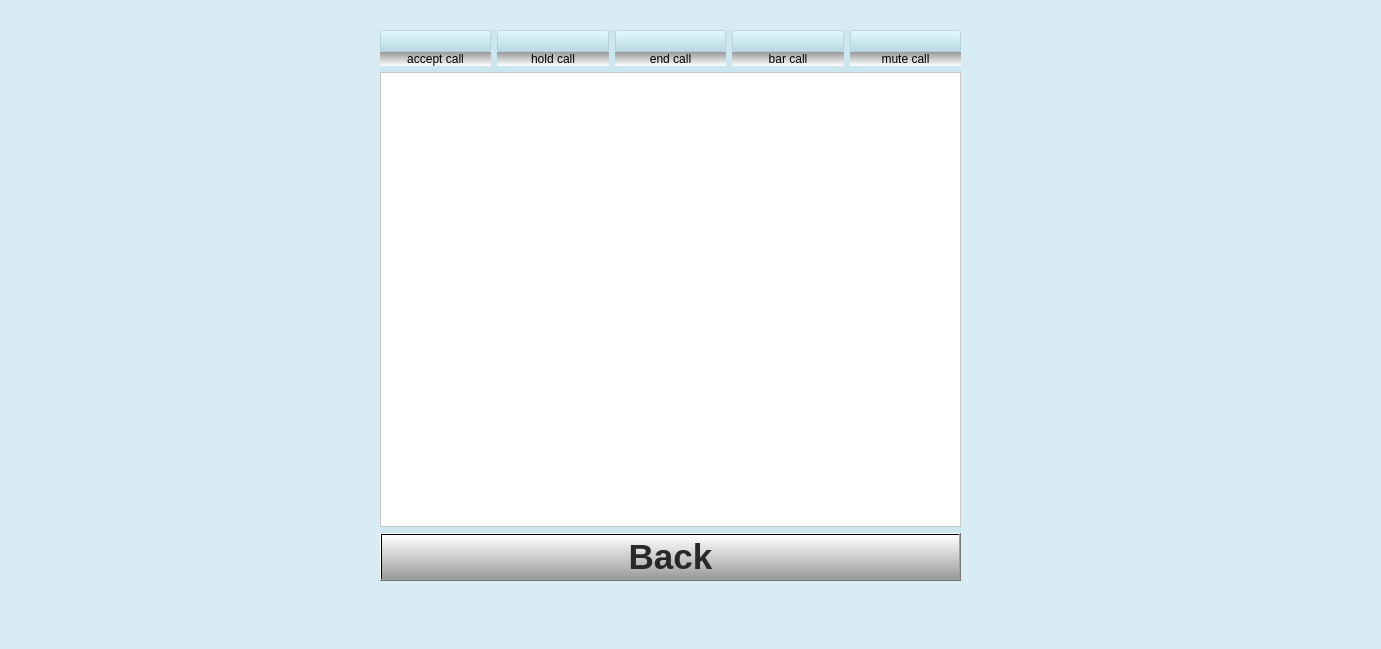
The window that etu.ui (gurpartap007/qtmop) describes before a commit, drawn with Qt 5.
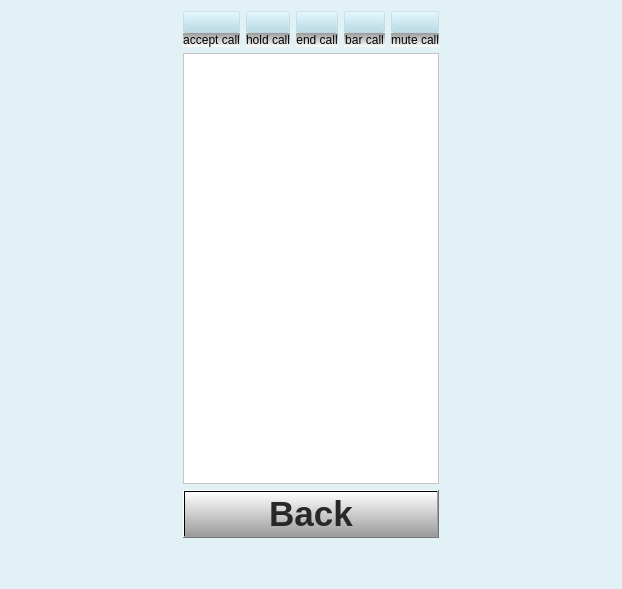
The same window after the commit. Icons and pictures are not drawn.

The edit to the form file:
```diff
--- a/etu.ui
+++ b/etu.ui
@@ -6,28 +6,32 @@
    <rect>
     <x>0</x>
     <y>0</y>
-    <width>1381</width>
-    <height>649</height>
+    <width>622</width>
+    <height>589</height>
    </rect>
   </property>
   <property name="windowTitle">
    <string>Form</string>
   </property>
   <property name="styleSheet">
-   <string notr="true">
-
-background-color: rgba(173, 216, 230,70);
+   <string notr="true">background-color: rgba(173, 216, 230,50);
 </string>
   </property>
-  <widget class="QWidget" name="layoutWidget">
-   <property name="geometry">
-    <rect>
-     <x>380</x>
-     <y>30</y>
-     <width>581</width>
-     <height>551</height>
-    </rect>
-   </property>
+  <layout class="QHBoxLayout" name="horizontalLayout_2">
+   <item>
+    <spacer name="horizontalSpacer">
+     <property name="orientation">
+      <enum>Qt::Horizontal</enum>
+     </property>
+     <property name="sizeHint" stdset="0">
+      <size>
+       <width>40</width>
+       <height>20</height>
+      </size>
+     </property>
+    </spacer>
+   </item>
+   <item>
    <layout class="QVBoxLayout" name="verticalLayout_6">
     <item>
      <layout class="QHBoxLayout" name="horizontalLayout">
@@ -39,7 +43,8 @@
         <item>
          <widget class="QPushButton" name="accept_call_button">
           <property name="styleSheet">
-           <string notr="true">background-color: qlineargradient(spread:pad, x1:0.5, y0.8:0, x2:1, y1:0, stop:0 rgba(240, 240, 240, 150), stop:1 rgba(255, 255, 255, 255));
+            <string notr="true">QPushButton:pressed{background-color: rgb(157, 255, 157); }
+QPushButton{background-color: qlineargradient(spread:pad, x1:0.5, y0.8:0, x2:1, y1:0, stop:0 rgba(240, 240, 240, 150), stop:1 rgba(255, 255, 255, 255));}
 </string>
           </property>
           <property name="text">
@@ -81,7 +86,8 @@
         <item>
          <widget class="QPushButton" name="hold_call_button">
           <property name="styleSheet">
-           <string notr="true">background-color: qlineargradient(spread:pad, x1:0.5, y0.8:0, x2:1, y1:0, stop:0 rgba(240, 240, 240, 150), stop:1 rgba(255, 255, 255, 255));
+            <string notr="true">QPushButton:pressed{background-color: rgb(157, 255, 157); }
+QPushButton{background-color: qlineargradient(spread:pad, x1:0.5, y0.8:0, x2:1, y1:0, stop:0 rgba(240, 240, 240, 150), stop:1 rgba(255, 255, 255, 255));}
 </string>
           </property>
           <property name="text">
@@ -122,7 +128,9 @@
         <item>
          <widget class="QPushButton" name="end_call_button">
           <property name="styleSheet">
-           <string notr="true">background-color: qlineargradient(spread:pad, x1:0.5, y0.8:0, x2:1, y1:0, stop:0 rgba(240, 240, 240, 150), stop:1 rgba(255, 255, 255, 255));</string>
+            <string notr="true">QPushButton:pressed{background-color: rgb(255, 194, 192); }
+QPushButton{background-color: qlineargradient(spread:pad, x1:0.5, y0.8:0, x2:1, y1:0, stop:0 rgba(240, 240, 240, 150), stop:1 rgba(255, 255, 255, 255));}
+</string>
           </property>
           <property name="text">
            <string/>
@@ -162,7 +170,9 @@
         <item>
          <widget class="QPushButton" name="bar_call_button">
           <property name="styleSheet">
-           <string notr="true">background-color: qlineargradient(spread:pad, x1:0.5, y0.8:0, x2:1, y1:0, stop:0 rgba(240, 240, 240, 150), stop:1 rgba(255, 255, 255, 255));
+            <string notr="true">QPushButton:pressed{background-color: rgb(179, 179, 179); }
+QPushButton{background-color: qlineargradient(spread:pad, x1:0.5, y0.8:0, x2:1, y1:0, stop:0 rgba(240, 240, 240, 150), stop:1 rgba(255, 255, 255, 255));}
+
 </string>
           </property>
           <property name="text">
@@ -203,7 +213,9 @@
         <item>
          <widget class="QPushButton" name="mute_call_button">
           <property name="styleSheet">
-           <string notr="true">background-color: qlineargradient(spread:pad, x1:0.5, y0.8:0, x2:1, y1:0, stop:0 rgba(240, 240, 240, 150), stop:1 rgba(255, 255, 255, 255));
+            <string notr="true">QPushButton:pressed{background-color: rgb(179, 179, 179); }
+QPushButton{background-color: qlineargradient(spread:pad, x1:0.5, y0.8:0, x2:1, y1:0, stop:0 rgba(240, 240, 240, 150), stop:1 rgba(255, 255, 255, 255));}
+
 </string>
           </property>
           <property name="text">
@@ -261,9 +273,11 @@
        <bool>false</bool>
       </property>
       <property name="styleSheet">
-       <string notr="true">background-color: qlineargradient(spread:pad, x0:0, y0:0, x1:1, y1:1, stop:0 rgba(150, 150, 150, 150), stop:1 rgba(230, 230, 230, 200));
-color: rgb(40, 40, 40);
-background-color: qlineargradient(spread:pad, x2:1, y1:1, x1:1, y2:0, stop:0 rgba(150, 150, 150, 240), stop:1 rgba(255, 255, 255, 255));
+        <string notr="true">
+QPushButton:pressed{background-color: rgb(179, 179, 179); }
+QPushButton{background-color: qlineargradient(spread:pad, x0:0, y0:0, x1:1, y1:1, stop:0 rgba(150, 150, 150, 150), stop:1 rgba(230, 230, 230, 200));}
+QPushButton{color: rgb(40, 40, 40);}
+QPushButton{background-color: qlineargradient(spread:pad, x2:1, y1:1, x1:1, y2:0, stop:0 rgba(150, 150, 150, 240), stop:1 rgba(255, 255, 255, 255));}
 </string>
       </property>
       <property name="text">
@@ -271,8 +285,38 @@
       </property>
      </widget>
     </item>
-   </layout>
-  </widget>
+     <item>
+      <spacer name="verticalSpacer">
+       <property name="orientation">
+        <enum>Qt::Vertical</enum>
+       </property>
+       <property name="sizeType">
+        <enum>QSizePolicy::Fixed</enum>
+       </property>
+       <property name="sizeHint" stdset="0">
+        <size>
+         <width>20</width>
+         <height>40</height>
+        </size>
+       </property>
+      </spacer>
+     </item>
+    </layout>
+   </item>
+   <item>
+    <spacer name="horizontalSpacer_2">
+     <property name="orientation">
+      <enum>Qt::Horizontal</enum>
+     </property>
+     <property name="sizeHint" stdset="0">
+      <size>
+       <width>40</width>
+       <height>20</height>
+      </size>
+     </property>
+    </spacer>
+   </item>
+  </layout>
  </widget>
  <resources>
   <include location="icons.qrc"/>
```
Lines whose indentation alone changed are shown as unchanged.
